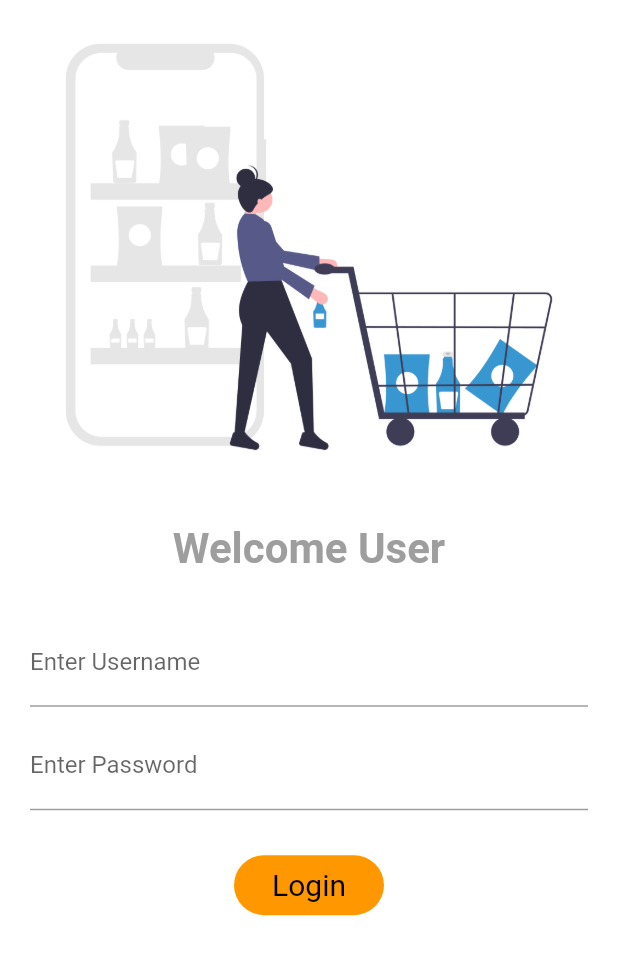
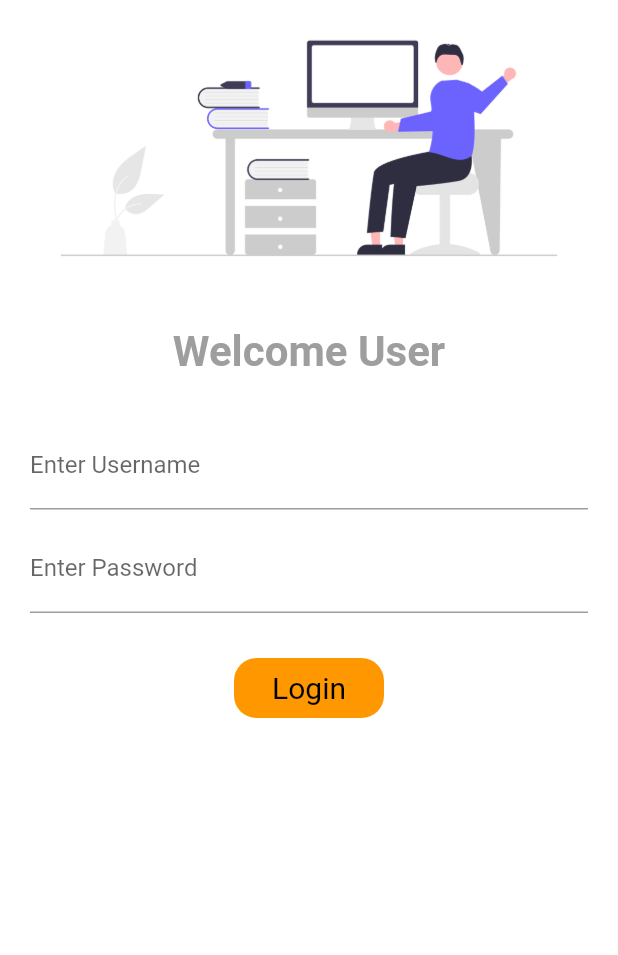
Before and after one commit to navy522/flutter30, a Flutter app: the screen it shows after launch, on a phone screen of 412 x 824 dp. Shown: the top 955 px of the screen. Run offline on Flutter 3.47's test engine with Material 2 defaults, Android fonts, the phone set to English and light mode, and no system bars; our stand-ins replace google_fonts; Roboto replaces fonts that are missing (Recursive).

Commit message:
day 8 again3

```diff
--- a/lib/pages/login_page.dart
+++ b/lib/pages/login_page.dart
@@ -12,6 +12,22 @@ class _LoginPageState extends State<LoginPage> {
   String enteredUsername = "User";
   bool changeButton = false;
 
+  final  _formKey = GlobalKey<FormState>();
+
+  moveToHome(BuildContext context) async {
+
+    if(_formKey.currentState!.validate()) {
+      setState(() {
+        changeButton = true;
+      });
+      await Future.delayed(Duration(seconds: 1));
+      await Navigator.pushNamed(context, "/home");
+      setState(() {
+        changeButton = false;
+      });
+    }
+  }
+
   @override
   Widget build(BuildContext context) {
     return SafeArea(
@@ -20,56 +36,73 @@ class _LoginPageState extends State<LoginPage> {
         body: SingleChildScrollView(
           child: Column(
             children: [
-              Image.asset("assets/images/login.png", fit: BoxFit.cover,),
+              Image.asset("assets/images/hello.png", fit: BoxFit.cover,),
               SizedBox(height: 20,),
-              Text("Welcome $enteredUsername", maxLines: 1,style: TextStyle(fontSize: 28,
-                  fontWeight: FontWeight.bold,color: Colors.grey[500]),),
+              Text("Welcome $enteredUsername",
+                maxLines: 1,
+                style: TextStyle(fontSize: 28,
+                  fontWeight: FontWeight.bold,
+                    color: Colors.grey[500]),),
+
               SizedBox(height: 20,),
+
              Padding(
                padding: EdgeInsets.symmetric(vertical: 10, horizontal: 20),
+               child: Form(
+                 key: _formKey,
                  child: Column(
                    children: [
-                   TextField(onChanged: (value) {
+                     TextFormField(onChanged: (value) {
                        enteredUsername = value;
                        setState(() {});
                      },decoration: InputDecoration(
                          hintText: "Username",
                          labelText: "Enter Username"
-                   ),),
+                     ),
+                     validator: (value) {
+                       if(value!.isEmpty) {
+                         return "Username cannot be empty";
+                       }
+                           return null;
+                     },),
                      SizedBox(height: 10,),
                      TextFormField(obscureText: true,
                          decoration: InputDecoration(
                          hintText: "Password",
-                       labelText: "Enter Password",)),
+                         labelText: "Enter Password",),
+                     validator: (value) {
+                       if(value!.isEmpty){
+                         return "Password cannot be empty";
+                       }
+                       else if(value.length < 8 ){
+                         return "Password Length should be 8 or more";
+                       }
+                       return null;
+                     },),
                    ],
                  ),
                ),
+             ),
+
               SizedBox(height: 20,),
 
-              InkWell(
-                onTap: () async {
-                  setState(() {
-                    changeButton = true;
-                  });
-                 await Future.delayed(Duration(seconds: 1));
-                 Navigator.pushNamed(context, "/home");
-                },
+              Material(
+                  borderRadius: BorderRadius.circular( changeButton ? 5 : 15),
+                color: Colors.orange,
+                child: InkWell(
+                   splashColor: Colors.deepOrange,
+                  onTap: () => moveToHome(context),
                   child: AnimatedContainer(
                     alignment: Alignment.center,
                     width: changeButton ? 70 : 100,
                     height: 40,
-                  decoration: BoxDecoration(color: Colors.orange,borderRadius: BorderRadius.circular( changeButton ? 5 : 50)),
                     duration: Duration(seconds: 1),
                     child: changeButton ? Icon(Icons.done_outline_outlined) : Text("Login",style: TextStyle(color: Colors.black,fontSize: 20,
                     )),
                   ),
+                ),
               )
 
-
-              /*ElevatedButton(onPressed: () {
-                print("Clicked");
-                Navigator.pushNamed(context, "/home");
-              }, child: Text("Login",style: TextStyle(fontSize: 16,),))*/
             ],
           ),
         ),
```
Lines whose indentation alone changed are shown as unchanged.
